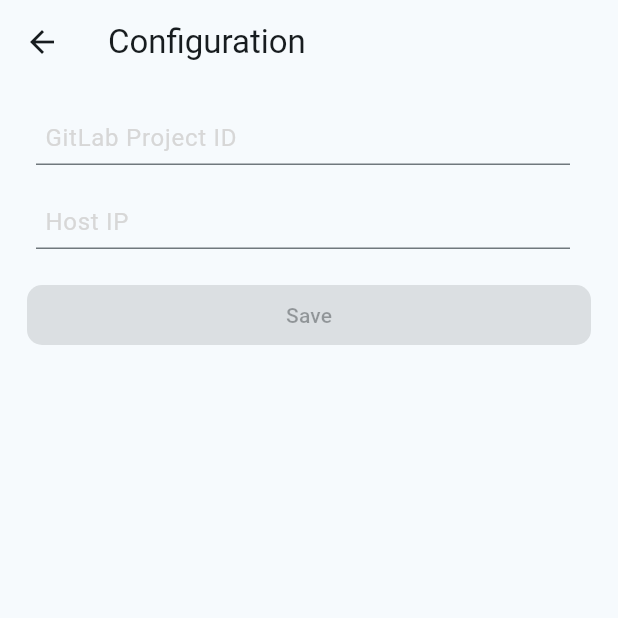
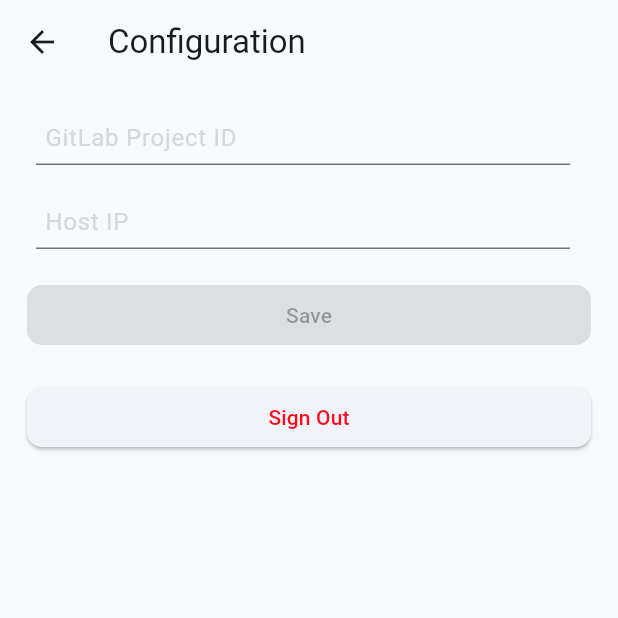
Before and after one commit to SaeedAllGray/RaceTracer, a Flutter app: the ConfigPage screen opened by its route, on a phone screen of 412 x 824 dp, the top half of it. Run offline on Flutter 3.47's test engine with Material 3 defaults, Android fonts, the phone set to English and light mode, and no system bars; our stand-ins replace action_slider, bloc, cached_network_image, dio, equatable, flutter_bloc and 5 more; missing offline and left inert: flutter_appauth, json_view, vania, webview_flutter_android, webview_flutter_wkwebview; accounts and stored records are empty; generated files the repository leaves out were written again; project files that could hold a hidden picture were left out.

Commit message:
Fixed the local storage bug.

```diff
--- a/App/racetracer/lib/src/application/config/config_bloc.dart
+++ b/App/racetracer/lib/src/application/config/config_bloc.dart
@@ -14,11 +14,16 @@ class ConfigBloc extends Bloc<ConfigEvent, ConfigState> {
   ConfigBloc() : super(ConfigInitial()) {
     on<SaveEvent>(_onSaveEvent);
     on<FetchDataEvent>(_onFetchedDataEvent);
+    on<SignoutEvent>(_onSignoutEvent);
   }
 
-  FutureOr<void> _onSaveEvent(SaveEvent event, Emitter<ConfigState> emit) {
-    localDataSource.saveHostIP(event.hostIP);
-    localDataSource.saveProjectID(event.projectID);
+  FutureOr<void> _onSaveEvent(
+      SaveEvent event, Emitter<ConfigState> emit) async {
+    emit(ConfigInProgressState());
+    await localDataSource.saveHostIP(event.hostIP);
+    await localDataSource.saveProjectID(event.projectID);
+    await ApiConstants.setBaseUrl();
+    await ApiConstants.setProjectId();
     emit(FetchSucceedState(hostIP: event.hostIP, projectID: event.projectID));
   }
 
@@ -28,8 +33,12 @@ class ConfigBloc extends Bloc<ConfigEvent, ConfigState> {
     final String? projectID = await localDataSource.getProjectID();
     if (projectID != null && hostIP != null) {
       emit(FetchSucceedState(hostIP: hostIP, projectID: projectID));
-      await ApiConstants.setBaseUrl();
-      await ApiConstants.setProjectId();
-    } else {}
+    }
+  }
+
+  FutureOr<void> _onSignoutEvent(
+      SignoutEvent event, Emitter<ConfigState> emit) async {
+    await localDataSource.signOut();
+    emit(DataDeletedState());
   }
 }
--- a/App/racetracer/lib/src/application/config/config_event.dart
+++ b/App/racetracer/lib/src/application/config/config_event.dart
@@ -18,3 +18,5 @@ final class SaveEvent extends ConfigEvent {
 }
 
 final class FetchDataEvent extends ConfigEvent {}
+
+final class SignoutEvent extends ConfigEvent {}
--- a/App/racetracer/lib/src/application/config/config_state.dart
+++ b/App/racetracer/lib/src/application/config/config_state.dart
@@ -8,6 +8,8 @@ sealed class ConfigState extends Equatable {
 }
 
 final class ConfigInitial extends ConfigState {}
+
+final class ConfigInProgressState extends ConfigState {}
 
 final class FetchSucceedState extends ConfigState {
   final String projectID;
@@ -20,3 +22,5 @@ final class FetchSucceedState extends ConfigState {
 }
 
 final class WaitingForNewValuesState extends ConfigState {}
+
+final class DataDeletedState extends ConfigState {}
--- a/App/racetracer/lib/src/infrastructure/datasources/local/local_data_source.dart
+++ b/App/racetracer/lib/src/infrastructure/datasources/local/local_data_source.dart
@@ -59,6 +59,8 @@ class LocalDataSource {
 
   Future<void> signOut() async {
     await secureStorage.delete(key: 'git_token');
+    await secureStorage.delete(key: 'project_id');
+    await secureStorage.delete(key: 'host_ip');
     await secureStorage.deleteAll();
   }
 }
--- a/App/racetracer/lib/src/localization/app_en.arb
+++ b/App/racetracer/lib/src/localization/app_en.arb
@@ -50,6 +50,7 @@
   "configDescription":"Add the following information. You can edit them later in Configuration",
   "view_changes_on_gitlab": "View changes on GitLab",
   "update_documentation": "Update Documentation",
-  "search": "Search"
+  "search": "Search",
+  "signout":"Sign Out"
 
 }
--- a/App/racetracer/lib/src/presentation/constants/api_constant.dart
+++ b/App/racetracer/lib/src/presentation/constants/api_constant.dart
@@ -4,13 +4,13 @@ import 'package:racetracer/src/infrastructure/datasources/local/local_data_sourc
 
 class ApiConstants {
   // static const String baseUrl = 'http://192.168.178.48:8888';
-
-  static String _baseUrl = 'http://10.208.1.77:8000';
+// 3564
+  static String _baseUrl = '';
   // static const String baseUrl = 'http://10.208.6.128:8888';
   // https://gitlab.fachschaften.org/api/v4/projects/448/repository/commits/5ddd9b2560d050b419b90388a2b84614949eb515/
   static const String gitUrl = 'https://gitlab.fachschaften.org/api/v4/';
   // static const String projectUrl =  'https://gitlab.fachschaften.org/-/project/448';
-  static String projectId = '448';
+  static String projectId = '';
   static const String COMMITS = 'commits';
   static const String COMMENTS = 'comments';
   static const String PUSH = 'push';
--- a/App/racetracer/lib/src/presentation/features/config/config_page.dart
+++ b/App/racetracer/lib/src/presentation/features/config/config_page.dart
@@ -6,6 +6,8 @@ import 'package:racetracer/src/application/core/validators.dart';
 import 'package:racetracer/src/presentation/constants/colors.dart';
 import 'package:flutter_gen/gen_l10n/app_localizations.dart';
 import 'package:racetracer/src/presentation/constants/fonts.dart';
+import 'package:racetracer/src/presentation/features/auth/auth_page.dart';
+import 'package:racetracer/src/presentation/home/home_page.dart';
 import 'package:racetracer/src/presentation/widgets/stretched_button.dart';
 
 class ConfigPage extends StatefulWidget {
@@ -36,6 +38,10 @@ class _ConfigPageState extends State<ConfigPage> {
               create: (context) => ConfigBloc()..add(FetchDataEvent()),
               child: BlocListener<ConfigBloc, ConfigState>(
                 listener: (context, state) {
+                  if (state is DataDeletedState) {
+                    Navigator.pushReplacementNamed(context, AuthPage.routeName);
+                  }
+
                   if (state is FetchSucceedState) {
                     _numberController.text = state.projectID;
                     _urlController.text = state.hostIP;
@@ -43,7 +49,8 @@ class _ConfigPageState extends State<ConfigPage> {
                 },
                 child: BlocBuilder<ConfigBloc, ConfigState>(
                   builder: (context, state) {
-                    return Form(
+                    return state is! ConfigInProgressState
+                        ? Form(
                             key: _formKey,
                             child: Column(
                               mainAxisAlignment: MainAxisAlignment.spaceEvenly,
@@ -52,15 +59,17 @@ class _ConfigPageState extends State<ConfigPage> {
                                   title: TextFormField(
                                     onChanged: (value) => setState(() {}),
                                     validator: (input) =>
-                                  Validators.validateNumber(context, input),
+                                        Validators.validateNumber(
+                                            context, input),
                                     controller: _numberController,
                                     keyboardType: TextInputType.number,
                                     decoration: InputDecoration(
                                       contentPadding: const EdgeInsets.all(6),
                                       isDense: true,
-                                hintText:
-                                    AppLocalizations.of(context)!.projectID,
-                                hintStyle: FontStyles.LIGHTGREY_REGULAR_16,
+                                      hintText: AppLocalizations.of(context)!
+                                          .projectID,
+                                      hintStyle:
+                                          FontStyles.LIGHTGREY_REGULAR_16,
                                     ),
                                   ),
                                 ),
@@ -74,24 +83,42 @@ class _ConfigPageState extends State<ConfigPage> {
                                     decoration: InputDecoration(
                                       contentPadding: const EdgeInsets.all(6),
                                       isDense: true,
-                                hintText: AppLocalizations.of(context)!.hostIP,
-                                hintStyle: FontStyles.LIGHTGREY_REGULAR_16,
+                                      hintText:
+                                          AppLocalizations.of(context)!.hostIP,
+                                      hintStyle:
+                                          FontStyles.LIGHTGREY_REGULAR_16,
                                     ),
                                   ),
                                 ),
                                 StretchedButton(
                                   onPressed: _isFormValid()
                                       ? () {
-                                    BlocProvider.of<ConfigBloc>(context).add(
-                                        SaveEvent(
-                                            projectID: _numberController.text,
+                                          BlocProvider.of<ConfigBloc>(context)
+                                              .add(SaveEvent(
+                                                  projectID:
+                                                      _numberController.text,
                                                   hostIP: _urlController.text));
                                         }
                                       : null,
-                            child: Text(AppLocalizations.of(context)!.save),
+                                  child:
+                                      Text(AppLocalizations.of(context)!.save),
+                                ),
+                                StretchedButton(
+                                  onPressed: () {
+                                    BlocProvider.of<ConfigBloc>(context)
+                                        .add(SignoutEvent());
+                                  },
+                                  child: Text(
+                                    AppLocalizations.of(context)!.signout,
+                                    style: const TextStyle(
+                                        color: AppColors.primaryPale),
+                                  ),
                                 ),
                               ],
                             ),
+                          )
+                        : const Center(
+                            child: CircularProgressIndicator.adaptive(),
                           );
                   },
                 ),
```
Lines whose indentation alone changed are shown as unchanged.
